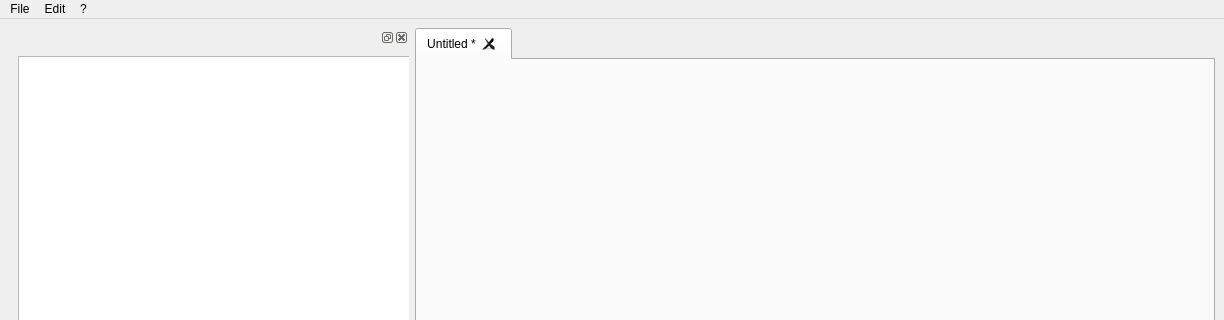
Old version of the form source_core/ruleeditor/ui/mainwindow.ui in the repository ifontarensky/RuleEditor; both pictures show x 0 to 1224 and y 0 to 320 of the 1224 by 629 pixel window.
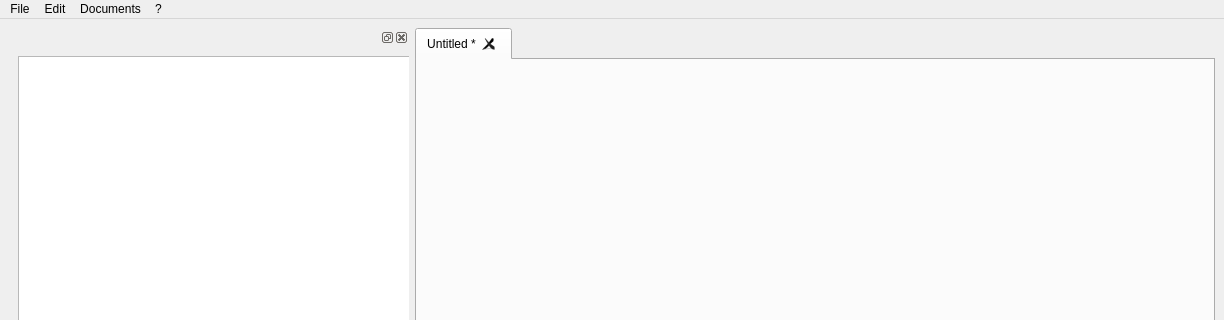
New version of the form.

Commit message: [add] Menu Documents

The edit to the form file:
```diff
--- a/source_core/ruleeditor/ui/mainwindow.ui
+++ b/source_core/ruleeditor/ui/mainwindow.ui
@@ -101,8 +101,17 @@
     <addaction name="actionAbout"/>
     <addaction name="actionAbout_QT"/>
    </widget>
+   <widget class="QMenu" name="menuDocuments">
+    <property name="title">
+     <string>Documents</string>
+    </property>
+    <addaction name="actionSave_All"/>
+    <addaction name="actionClose_All"/>
+    <addaction name="separator"/>
+   </widget>
    <addaction name="menuFile"/>
    <addaction name="menuEdit"/>
+   <addaction name="menuDocuments"/>
    <addaction name="menuHelp"/>
   </widget>
   <widget class="QStatusBar" name="statusbar"/>
```
Left out of the diff: 10 changed lines with no effect on the pictures. The commit also changes 4 other files.
